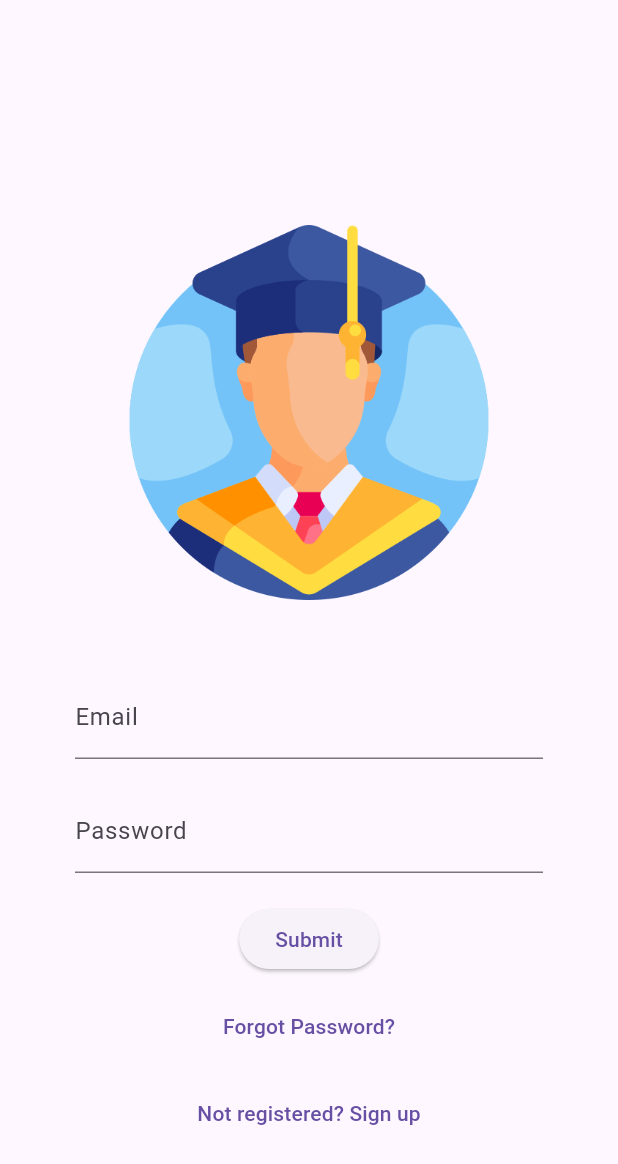
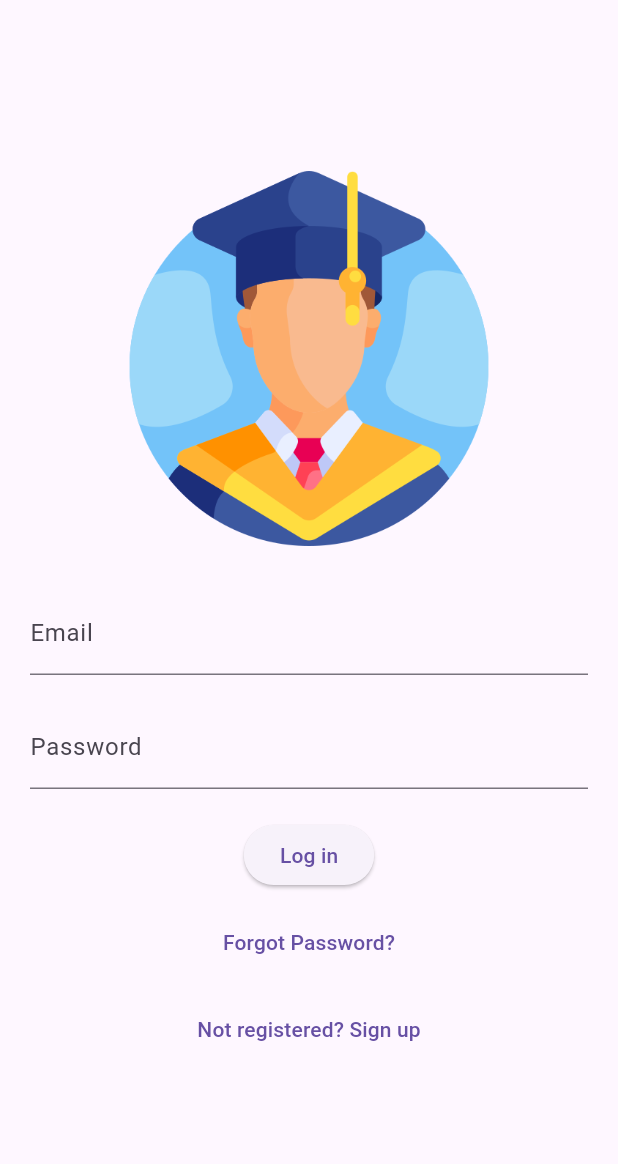
Before and after one commit to nishanthhks/Find-It-Fast, a Flutter app: the screen it shows after launch, after a tap on "student", on a phone screen of 412 x 824 dp. Shown: the top 1164 px of the screen. Run offline on Flutter 3.47's test engine with Material 3 defaults, Android fonts, the phone set to English and light mode, and no system bars; our stand-ins replace cloud_firestore, firebase_auth, firebase_core, image_picker; accounts and stored records are empty.

Commit message:
student login/signup basic authentication done and improved routs

```diff
--- a/lib/main.dart
+++ b/lib/main.dart
@@ -1,3 +1,4 @@
+import 'package:firebase_auth/firebase_auth.dart';
 import 'package:flutter/material.dart';
 import 'package:provider/provider.dart';
 
@@ -11,8 +12,11 @@ import 'package:lost_and_found_app/pages/student_home_page.dart';
 
 import "package:lost_and_found_app/utils/routs.dart";
 import 'package:lost_and_found_app/providers/lost_item_form_provider.dart';
+import "package:firebase_core/firebase_core.dart";
 
-void main() {
+void main() async {
+  WidgetsFlutterBinding.ensureInitialized();
+  await Firebase.initializeApp();
   runApp(const MyApp());
 }
 
@@ -32,8 +36,23 @@ class MyApp extends StatelessWidget {
             primarySwatch: Colors.blue,
           ),
           // home: AdminStudentButtonPage(),
+          home: StreamBuilder(
+            stream: FirebaseAuth.instance.authStateChanges(),
+            builder: (context, snapshot) {
+              if (snapshot.connectionState == ConnectionState.waiting) {
+                return const Center(
+                  child: CircularProgressIndicator(),
+                );
+              }
+              if (snapshot.hasData) {
+                return StudentHomePage();
+              }
+              return AdminStudentButtonPage();
+            },
+          ),
           routes: {
-            "/": (context) => AdminStudentButtonPage(),// "/" is the default route
+            // "/": (context) =>
+            //     AdminStudentButtonPage(), // "/" is the default route
             MyRouts.adminStudentButtonRout: (context) =>
                 AdminStudentButtonPage(),
             MyRouts.adminLoginRout: (context) => AdminLoginPage(),
--- a/lib/pages/admin_student_button_page.dart
+++ b/lib/pages/admin_student_button_page.dart
@@ -34,7 +34,7 @@ class _AdminStudentButtonPage extends State<AdminStudentButtonPage> {
           InkWell(
             onTap: () {
               Navigator.pushNamed(context, MyRouts.adminLoginRout);
-              print("admin");
+
             },
             child: Container(
                 width: 300,
@@ -56,7 +56,7 @@ class _AdminStudentButtonPage extends State<AdminStudentButtonPage> {
           InkWell(
             onTap: () {
               Navigator.pushNamed(context, MyRouts.studentLoginRout);
-              print("student");
+
             },
             child: Container(
                 width: 300,
--- a/lib/pages/student_login_page.dart
+++ b/lib/pages/student_login_page.dart
@@ -1,5 +1,7 @@
 import 'package:flutter/material.dart';
-import "package:lost_and_found_app/utils/routs.dart";
+import 'package:lost_and_found_app/pages/student_home_page.dart';
+import 'package:lost_and_found_app/services/authentication.dart';
+import 'package:lost_and_found_app/utils/routs.dart';
 
 class StudentLoginPage extends StatefulWidget {
   const StudentLoginPage({Key? key}) : super(key: key);
@@ -9,85 +11,132 @@ class StudentLoginPage extends StatefulWidget {
 }
 
 class _StudentLoginState extends State<StudentLoginPage> {
+  final _formKey = GlobalKey<FormState>();
+  final _emailRegex = RegExp(r'^[a-zA-Z0-9_.+-]+@bmsce\.ac\.in$');
+  final _passwordLength = 8;
+
   final TextEditingController _emailController = TextEditingController();
   final TextEditingController _passwordController = TextEditingController();
-  String _errorMessage = '';
 
-  bool _isEmailValid() {
-    final email = _emailController.text.trim();
-    return email.endsWith('@bmsce.ac.in');
+  bool isLoading = false;
+
+  @override
+  void dispose() {
+    _emailController.dispose();
+    _passwordController.dispose();
+    super.dispose();
   }
 
-  void _submitForm() {
-    if (_isEmailValid()) {
-      // Add your logic for successful login here
+  void studentSignIn() async {
+    if (_formKey.currentState!.validate()) {
+      setState(() {
+        isLoading = true;
+      });
+
+      String res = await AuthServices().studentSignIn(
+        email: _emailController.text,
+        password: _passwordController.text,
+      );
+
+      setState(() {
+        isLoading = false;
+      });
+
+      if (res == "Sign in successful") {
+        Navigator.of(context).pushReplacement(
+            MaterialPageRoute(builder: (context) => StudentHomePage()));
       } else {
-      setState(() {
-        _errorMessage = 'Email must end with @bmsce.ac.in';
-      });
+        ScaffoldMessenger.of(context).showSnackBar(
+          SnackBar(
+            content: Text(res),
+          ),
+        );
+      }
     }
   }
 
   @override
   Widget build(BuildContext context) {
-    return Material(
+    return Scaffold(
+      body: SingleChildScrollView(
         child: Container(
+          height:
+              MediaQuery.of(context).size.height, // Ensure full screen height
+          padding: EdgeInsets.symmetric(horizontal: 20),
           alignment: Alignment.center,
+          child: Form(
+            key: _formKey,
             child: Column(
+              mainAxisAlignment: MainAxisAlignment.center,
+              crossAxisAlignment: CrossAxisAlignment.center,
               children: [
-            const SizedBox(height: 150),
                 Image.asset(
                   "assets/images/student_image.png",
                   fit: BoxFit.contain,
                   height: 250, // Adjust the height as needed
                   width: 250, // Adjust the width as needed
                 ),
-            const SizedBox(height: 50),
-            Padding(
-              padding: const EdgeInsets.symmetric(horizontal: 50),
-              child: TextField(
+                SizedBox(height: 30),
+                TextFormField(
                   controller: _emailController,
                   decoration: InputDecoration(
                     labelText: 'Email',
-                  errorText: _errorMessage.isNotEmpty ? _errorMessage : null,
                   ),
+                  validator: (value) {
+                    if (value == null || value.isEmpty) {
+                      return 'Please enter your email';
+                    }
+                    if (!_emailRegex.hasMatch(value)) {
+                      return 'Email must end with @bmsce.ac.in';
+                    }
+                    return null;
+                  },
                 ),
-            ),
-            const SizedBox(height: 20),
-            Padding(
-              padding: const EdgeInsets.symmetric(horizontal: 50),
-              child: TextField(
+                SizedBox(height: 20),
+                TextFormField(
                   controller: _passwordController,
                   obscureText: true,
                   decoration: InputDecoration(
                     labelText: 'Password',
                   ),
+                  validator: (value) {
+                    if (value == null || value.isEmpty) {
+                      return 'Please enter your password';
+                    }
+                    if (value.length < _passwordLength) {
+                      return 'Password must be at least $_passwordLength characters long';
+                    }
+                    return null;
+                  },
                 ),
+                SizedBox(height: 20),
+                ElevatedButton(
+                  onPressed: () {
+                    if (_formKey.currentState!.validate()) {
+                      _formKey.currentState!.save();
+                      studentSignIn();
+                    }
+                  },
+                  child: Text('Log in'),
                 ),
-            const SizedBox(height: 20),
-            ElevatedButton(
-              // onPressed: _submitForm,
-              onPressed: () {
-                Navigator.pushNamed(context, MyRouts.studentHomePageRout);
-              },
-              child: const Text('Submit'),
-            ),
-            const SizedBox(height: 10),
+                SizedBox(height: 10),
                 TextButton(
                   onPressed: () {
                     // Add navigation logic here
                   },
-              child: const Text('Forgot Password?'),
+                  child: Text('Forgot Password?'),
                 ),
-            const SizedBox(height: 10),
+                SizedBox(height: 10),
                 TextButton(
                   onPressed: () {
                     // Add navigation logic for signup here
                     Navigator.pushNamed(context, MyRouts.studentSignupRout);
                   },
-              child: const Text('Not registered? Sign up'),
+                  child: Text('Not registered? Sign up'),
                 ),
               ],
+            ),
+          ),
         ),
       ),
     );
```
Also changed, not shown: lib/pages/student_home_page.dart (+58 -4 lines), lib/pages/student_signup_page.dart (+48 -30 lines), lib/services/authentication.dart (added, +66 -0 lines), 1 other file. Lines whose indentation alone changed are shown as unchanged.
